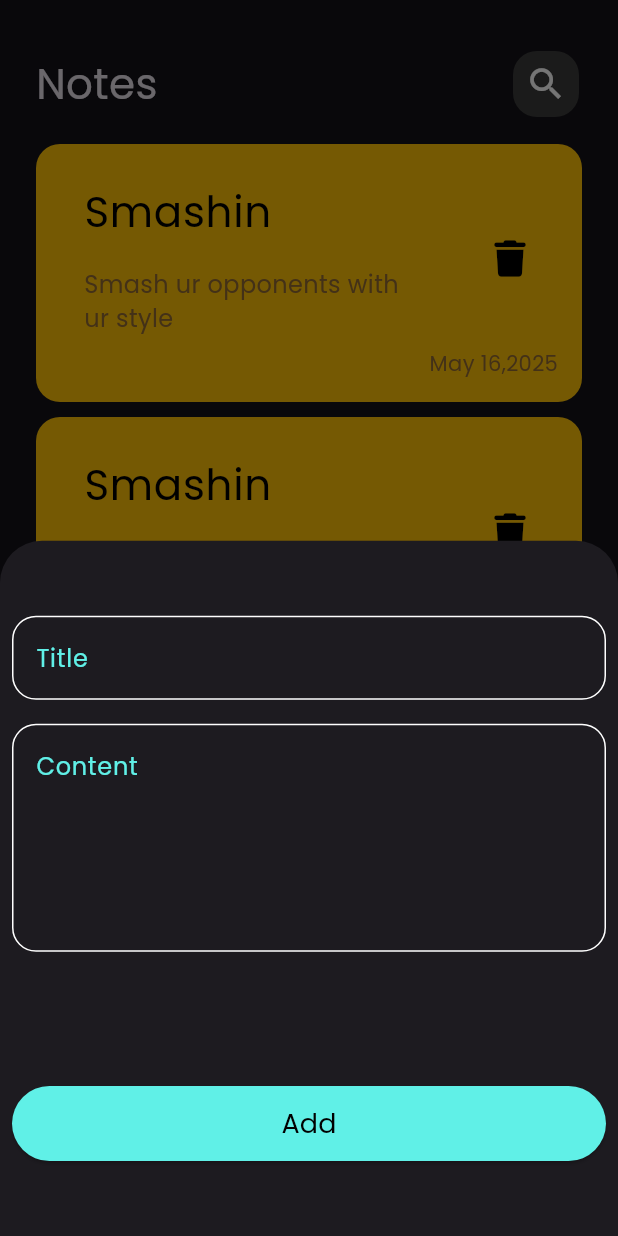
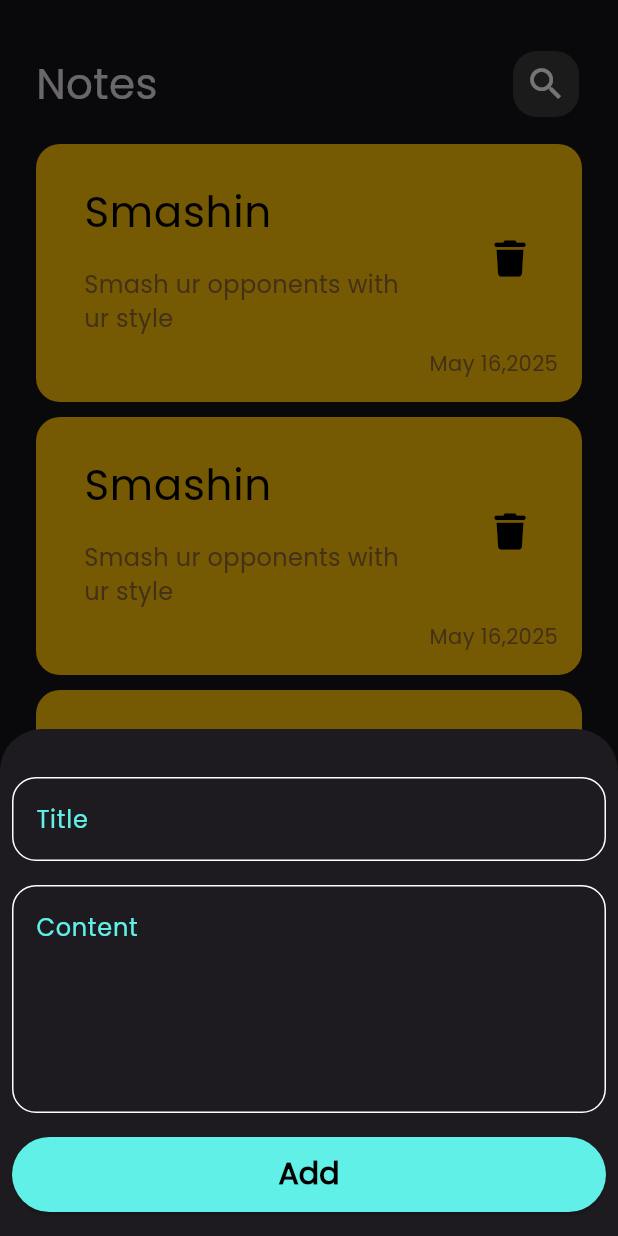
Before and after one commit to Ahmed-Aatwan/notes_app, a Flutter app: the screen it shows after launch, after a tap on the "add" icon, on a phone screen of 412 x 824 dp. Run offline on Flutter 3.47's test engine with Material 3 defaults, Android fonts, the phone set to English and light mode, and no system bars; our stand-ins replace font_awesome_flutter.

Commit message:
adding Custom Add button and finishing the modal sheet

```diff
--- a/lib/views/home_view.dart
+++ b/lib/views/home_view.dart
@@ -9,12 +9,13 @@ class HomeView extends StatelessWidget {
   @override
   Widget build(BuildContext context) {
     return Scaffold(
+      resizeToAvoidBottomInset: true,
       floatingActionButton: FloatingActionButton(
         foregroundColor: Colors.black,
         backgroundColor: const Color(0xff60f0e7),
         shape: const CircleBorder(),
         onPressed: () {
-          showModalBottomSheet(context: context, builder: (context) => const AddNoteBottomSheet());
+          showModalBottomSheet(context: context,isScrollControlled: true, builder: (context) => const AddNoteBottomSheet());
         },
         child: const Icon(Icons.add),
       ),
--- a/lib/widgets/add_note_bottom_sheet.dart
+++ b/lib/widgets/add_note_bottom_sheet.dart
@@ -1,6 +1,7 @@
 import 'package:flutter/material.dart';
-import 'package:notes_app/constants.dart';
 import 'package:notes_app/widgets/custom_text_field.dart';
+
+import 'custom_button.dart';
 
 class AddNoteBottomSheet extends StatelessWidget {
   const AddNoteBottomSheet({super.key});
@@ -10,27 +11,24 @@ class AddNoteBottomSheet extends StatelessWidget {
     TextEditingController titleController = TextEditingController();
     TextEditingController contentController = TextEditingController();
     return Padding(
-      padding: const EdgeInsets.symmetric(vertical: 50.0, horizontal: 8),
-      child: Column(
-        children: [
-          CustomTextField(controller: titleController, hintText: 'Title'),
-          const SizedBox(height: 16),
-          CustomTextField(
-            controller: contentController,
-            hintText: 'Content',
-            maxLines: 5,
-          ),
-          const Spacer(flex: 1),
-          ElevatedButton(
-            onPressed: () {},
-            style: ElevatedButton.styleFrom(
-              foregroundColor: Colors.black,
-              backgroundColor: kprimaryColor,
-              minimumSize: const Size(double.maxFinite, 50),
-            ),
-            child: const Text('Add', style: TextStyle(fontSize: 18)),
-          ),
-        ],
+      padding: EdgeInsets.only(
+        top: 32.0,
+        right: 8,
+        left: 8,
+        bottom: MediaQuery.of(context).viewInsets.bottom,
+      ),
+      child: SingleChildScrollView(
+        child: Column(
+          mainAxisAlignment: MainAxisAlignment.spaceBetween,
+          children: [
+            CustomTextField(controller: titleController, hintText: 'Title'),
+            const SizedBox(height: 16),
+            CustomTextField(controller: contentController, hintText: 'Content', maxLines: 5),
+            const SizedBox(height: 16),
+            const CustomButton(),
+            const SizedBox(height: 16),
+          ],
+        ),
       ),
     );
   }
--- /dev/null
+++ b/lib/widgets/custom_button.dart
@@ -0,0 +1,21 @@
+import 'package:flutter/material.dart';
+import 'package:notes_app/constants.dart';
+
+class CustomButton extends StatelessWidget {
+  const CustomButton({
+    super.key,
+  });
+
+  @override
+  Widget build(BuildContext context) {
+    return ElevatedButton(
+      onPressed: () {},
+      style: ElevatedButton.styleFrom(
+        foregroundColor: Colors.black,
+        backgroundColor: kprimaryColor,
+        minimumSize: const Size(double.maxFinite, 50),
+      ),
+      child: const Text('Add', style: TextStyle(fontSize: 20,fontWeight: FontWeight.bold)),
+    );
+  }
+}
--- a/lib/widgets/custom_text_field.dart
+++ b/lib/widgets/custom_text_field.dart
@@ -2,14 +2,20 @@ import 'package:flutter/material.dart';
 import 'package:notes_app/constants.dart';
 
 class CustomTextField extends StatelessWidget {
-  const CustomTextField({super.key, this.maxLines = 1, required this.hintText, required this.controller});
+  const CustomTextField({
+    super.key,
+    this.maxLines = 1,
+    required this.hintText,
+    required this.controller,
+  });
   final int? maxLines;
   final String hintText;
   final TextEditingController controller;
   @override
   Widget build(BuildContext context) {
     return TextField(
-      keyboardType: TextInputType.emailAddress,
+      controller: controller,
+      cursorColor: kprimaryColor,
       maxLines: maxLines,
       decoration: InputDecoration(
         hintStyle: const TextStyle(color: kprimaryColor),
@@ -21,5 +27,8 @@ class CustomTextField extends StatelessWidget {
     );
   }
 
-  OutlineInputBorder buildBorder([Color? color]) => OutlineInputBorder(borderRadius: BorderRadius.circular(16),borderSide:  BorderSide(color:color ?? Colors.white),);
+  OutlineInputBorder buildBorder([Color? color]) => OutlineInputBorder(
+    borderRadius: BorderRadius.circular(16),
+    borderSide: BorderSide(color: color ?? Colors.white),
+  );
 }
```
